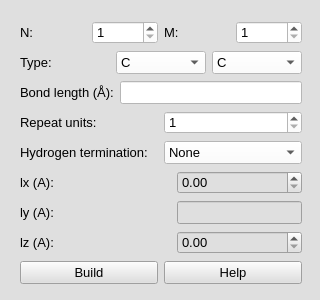
Before: the Qt Designer form furiousatoms/forms/graphene.ui in nasimanousheh/furious-atoms, drawn with Qt 5.
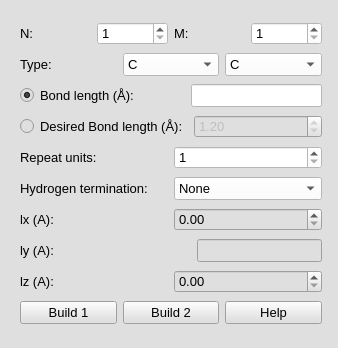
After: the same form once the commit is applied.

Commit message: Added two options for build

Patch:
```diff
--- a/furiousatoms/forms/graphene.ui
+++ b/furiousatoms/forms/graphene.ui
@@ -6,20 +6,20 @@
    <rect>
     <x>0</x>
     <y>0</y>
-    <width>320</width>
-    <height>300</height>
+    <width>338</width>
+    <height>348</height>
    </rect>
   </property>
   <property name="minimumSize">
    <size>
-    <width>320</width>
-    <height>300</height>
+    <width>338</width>
+    <height>348</height>
    </size>
   </property>
   <property name="maximumSize">
    <size>
-    <width>320</width>
-    <height>300</height>
+    <width>338</width>
+    <height>348</height>
    </size>
   </property>
   <property name="baseSize">
@@ -39,19 +39,19 @@
   <property name="styleSheet">
    <string notr="true">background-color: rgb(223, 223, 223);</string>
   </property>
-  <layout class="QGridLayout" name="gridLayout_8">
+  <layout class="QGridLayout" name="gridLayout_11">
    <item row="0" column="0">
     <widget class="QWidget" name="Build_graphen" native="true">
      <property name="minimumSize">
       <size>
-       <width>300</width>
-       <height>287</height>
+       <width>320</width>
+       <height>330</height>
       </size>
      </property>
      <property name="maximumSize">
       <size>
-       <width>300</width>
-       <height>287</height>
+       <width>320</width>
+       <height>330</height>
       </size>
      </property>
      <property name="font">
@@ -65,8 +65,8 @@
      <property name="styleSheet">
       <string notr="true">background-color: rgb(223, 223, 223);</string>
      </property>
-     <layout class="QGridLayout" name="gridLayout_7">
-      <item row="0" column="0" colspan="3">
+     <layout class="QGridLayout" name="gridLayout_9">
+      <item row="0" column="0" colspan="5">
        <layout class="QGridLayout" name="gridLayout">
         <item row="0" column="0">
          <widget class="QLabel" name="label_chirality_N_graphene">
@@ -136,7 +136,7 @@
         </item>
        </layout>
       </item>
-      <item row="1" column="0" colspan="3">
+      <item row="1" column="0" colspan="5">
        <layout class="QGridLayout" name="gridLayout_2">
         <item row="0" column="0">
          <widget class="QLabel" name="label_type_graphene">
@@ -202,26 +202,22 @@
             <string>Al</string>
            </property>
           </item>
-         </widget>
-        </item>
-       </layout>
-      </item>
-      <item row="2" column="0" colspan="3">
-       <layout class="QGridLayout" name="gridLayout_3">
-        <item row="0" column="0">
-         <widget class="QLabel" name="label_bond_length_graphene">
-          <property name="font">
-           <font>
-            <pointsize>10</pointsize>
-           </font>
-          </property>
+          <item>
           <property name="text">
-           <string>Bond length (Å):</string>
-          </property>
+            <string>Ga</string>
+           </property>
+          </item>
          </widget>
         </item>
-        <item row="0" column="1">
+       </layout>
+      </item>
+      <item row="2" column="0" colspan="5">
+       <layout class="QGridLayout" name="gridLayout_4">
+        <item row="0" column="3">
          <widget class="QLineEdit" name="lineEdit_bond_length_graphene">
+          <property name="enabled">
+           <bool>true</bool>
+          </property>
           <property name="font">
            <font>
             <pointsize>10</pointsize>
@@ -230,15 +226,89 @@
           <property name="styleSheet">
            <string notr="true">background-color: rgb(255, 255, 255);</string>
           </property>
+          <property name="readOnly">
+           <bool>true</bool>
+          </property>
           <property name="clearButtonEnabled">
            <bool>false</bool>
           </property>
          </widget>
         </item>
+        <item row="0" column="0">
+         <widget class="QRadioButton" name="radioButton_bond_length">
+          <property name="font">
+           <font>
+            <pointsize>10</pointsize>
+           </font>
+          </property>
+          <property name="text">
+           <string>Bond length (Å):</string>
+          </property>
+          <property name="checked">
+           <bool>true</bool>
+          </property>
+         </widget>
+        </item>
+        <item row="0" column="1" colspan="2">
+         <spacer name="horizontalSpacer_4">
+          <property name="orientation">
+           <enum>Qt::Horizontal</enum>
+          </property>
+          <property name="sizeHint" stdset="0">
+           <size>
+            <width>40</width>
+            <height>20</height>
+           </size>
+          </property>
+         </spacer>
+        </item>
        </layout>
       </item>
-      <item row="3" column="0" colspan="3">
-       <layout class="QGridLayout" name="gridLayout_4">
+      <item row="3" column="0" colspan="5">
+       <layout class="QGridLayout" name="gridLayout_7">
+        <item row="0" column="0">
+         <widget class="QRadioButton" name="radioButton_desired_bond_length">
+          <property name="font">
+           <font>
+            <pointsize>10</pointsize>
+           </font>
+          </property>
+          <property name="text">
+           <string>Desired Bond length (Å):</string>
+          </property>
+          <property name="iconSize">
+           <size>
+            <width>10</width>
+            <height>10</height>
+           </size>
+          </property>
+         </widget>
+        </item>
+        <item row="0" column="1">
+         <widget class="QDoubleSpinBox" name="SpinBox_desired_bond_length">
+          <property name="enabled">
+           <bool>false</bool>
+          </property>
+          <property name="font">
+           <font>
+            <pointsize>10</pointsize>
+           </font>
+          </property>
+          <property name="maximum">
+           <double>2.500000000000000</double>
+          </property>
+          <property name="singleStep">
+           <double>0.010000000000000</double>
+          </property>
+          <property name="value">
+           <double>1.200000000000000</double>
+          </property>
+         </widget>
+        </item>
+       </layout>
+      </item>
+      <item row="4" column="0" colspan="5">
+       <layout class="QGridLayout" name="gridLayout_3">
         <item row="0" column="0">
          <widget class="QLabel" name="label_repeat_units_graphene">
           <property name="font">
@@ -271,7 +341,7 @@
         </item>
        </layout>
       </item>
-      <item row="4" column="0" colspan="3">
+      <item row="5" column="0" colspan="5">
        <layout class="QGridLayout" name="gridLayout_5">
         <item row="0" column="0">
          <widget class="QLabel" name="lable_H_termination_graphene">
@@ -309,7 +379,9 @@
         </item>
        </layout>
       </item>
-      <item row="5" column="0">
+      <item row="6" column="0" colspan="5">
+       <layout class="QGridLayout" name="gridLayout_8">
+        <item row="0" column="0">
        <widget class="QLabel" name="label_lx">
         <property name="font">
          <font>
@@ -321,20 +393,7 @@
         </property>
        </widget>
       </item>
-      <item row="5" column="1">
-       <spacer name="horizontalSpacer">
-        <property name="orientation">
-         <enum>Qt::Horizontal</enum>
-        </property>
-        <property name="sizeHint" stdset="0">
-         <size>
-          <width>40</width>
-          <height>20</height>
-         </size>
-        </property>
-       </spacer>
-      </item>
-      <item row="5" column="2">
+        <item row="0" column="1">
        <widget class="QDoubleSpinBox" name="SpinBox_lx">
         <property name="font">
          <font>
@@ -349,7 +408,9 @@
         </property>
        </widget>
       </item>
-      <item row="6" column="0">
+       </layout>
+      </item>
+      <item row="7" column="0">
        <widget class="QLabel" name="label_ly">
         <property name="font">
          <font>
@@ -361,7 +422,46 @@
         </property>
        </widget>
       </item>
-      <item row="6" column="2">
+      <item row="7" column="1">
+       <spacer name="horizontalSpacer_2">
+        <property name="orientation">
+         <enum>Qt::Horizontal</enum>
+        </property>
+        <property name="sizeHint" stdset="0">
+         <size>
+          <width>40</width>
+          <height>20</height>
+         </size>
+        </property>
+       </spacer>
+      </item>
+      <item row="7" column="2">
+       <spacer name="horizontalSpacer">
+        <property name="orientation">
+         <enum>Qt::Horizontal</enum>
+        </property>
+        <property name="sizeHint" stdset="0">
+         <size>
+          <width>40</width>
+          <height>20</height>
+         </size>
+        </property>
+       </spacer>
+      </item>
+      <item row="7" column="3">
+       <spacer name="horizontalSpacer_3">
+        <property name="orientation">
+         <enum>Qt::Horizontal</enum>
+        </property>
+        <property name="sizeHint" stdset="0">
+         <size>
+          <width>40</width>
+          <height>20</height>
+         </size>
+        </property>
+       </spacer>
+      </item>
+      <item row="7" column="4">
        <widget class="QLineEdit" name="lineEdit_ly">
         <property name="font">
          <font>
@@ -376,7 +476,9 @@
         </property>
        </widget>
       </item>
-      <item row="7" column="0">
+      <item row="8" column="0" colspan="5">
+       <layout class="QGridLayout" name="gridLayout_10">
+        <item row="0" column="0">
        <widget class="QLabel" name="label_lz">
         <property name="font">
          <font>
@@ -388,7 +490,7 @@
         </property>
        </widget>
       </item>
-      <item row="7" column="2">
+        <item row="0" column="1">
        <widget class="QDoubleSpinBox" name="SpinBox_lz">
         <property name="font">
          <font>
@@ -403,21 +505,11 @@
         </property>
        </widget>
       </item>
-      <item row="8" column="0" colspan="3">
+       </layout>
+      </item>
+      <item row="9" column="0" colspan="5">
        <layout class="QGridLayout" name="gridLayout_6">
-        <item row="0" column="0">
-         <widget class="QPushButton" name="pushButton_build_graphene">
-          <property name="font">
-           <font>
-            <pointsize>10</pointsize>
-           </font>
-          </property>
-          <property name="text">
-           <string>Build</string>
-          </property>
-         </widget>
-        </item>
-        <item row="0" column="1">
+        <item row="2" column="2">
          <widget class="QPushButton" name="pushButton_help_build_graphene">
           <property name="font">
            <font>
@@ -429,6 +521,30 @@
           </property>
          </widget>
         </item>
+        <item row="2" column="0">
+         <widget class="QPushButton" name="pushButton_build_graphene_1">
+          <property name="font">
+           <font>
+            <pointsize>10</pointsize>
+           </font>
+          </property>
+          <property name="text">
+           <string>Build 1</string>
+          </property>
+         </widget>
+        </item>
+        <item row="2" column="1">
+         <widget class="QPushButton" name="pushButton_build_graphene_2">
+          <property name="font">
+           <font>
+            <pointsize>10</pointsize>
+           </font>
+          </property>
+          <property name="text">
+           <string>Build 2</string>
+          </property>
+         </widget>
+        </item>
        </layout>
       </item>
      </layout>
```
Left out of the diff: 46 changed lines with no effect on the pictures. Lines whose indentation alone changed are shown as unchanged.
